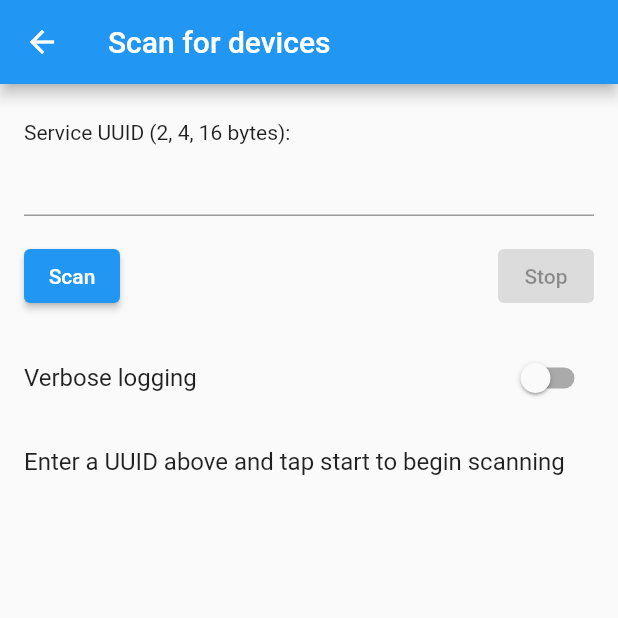
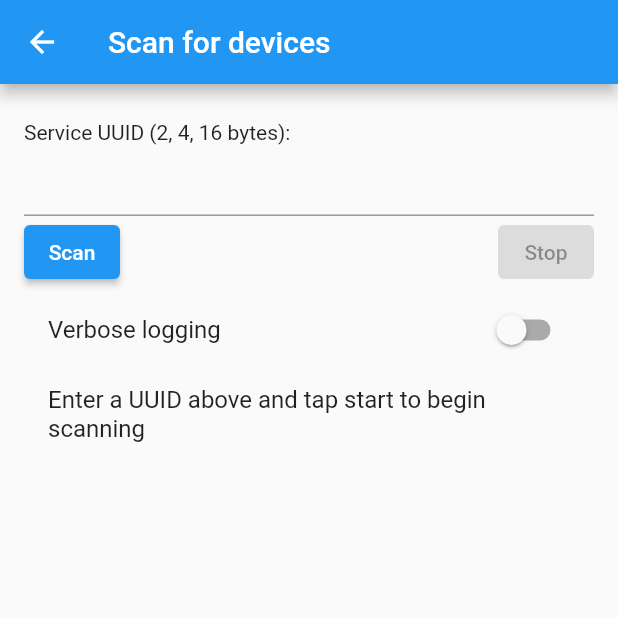
Before and after one commit to lz00qs/getx_reactive_ble_demo, a Flutter app: the BleDevPage screen opened directly, on a phone screen of 412 x 824 dp, the top half of it. Run offline on Flutter 3.47's test engine with Material 2 defaults, Android fonts, the phone set to English and light mode, and no system bars; our stand-ins replace get; missing offline and left inert: flutter_reactive_ble; statements that could not run were skipped.

Commit message:
[Modify] Change the page layout and sort the devices by RSSI

```diff
--- a/lib/ui/pages/ble_dev_page.dart
+++ b/lib/ui/pages/ble_dev_page.dart
@@ -31,6 +31,7 @@ class BleDevPageState extends State<BleDevPage> {
   void dispose() {
     widget.scanner.stopScan();
     _uuidController.dispose();
+
     super.dispose();
   }
 
@@ -57,6 +58,15 @@ class BleDevPageState extends State<BleDevPage> {
   @override
   Widget build(BuildContext context) {
     return Obx(() {
+      List<DiscoveredDevice> discoveredDevices = [];
+
+      for (var element
+          in widget.scanner.rxBleScannerState.value.discoveredDevices) {
+        discoveredDevices.add(element);
+      }
+
+      discoveredDevices.sort((left, right) => right.rssi.compareTo(left.rssi));
+
       return Scaffold(
         appBar: AppBar(
           title: const Text('Scan for devices'),
@@ -72,8 +82,8 @@ class BleDevPageState extends State<BleDevPage> {
                   const Text('Service UUID (2, 4, 16 bytes):'),
                   TextField(
                     controller: _uuidController,
-                    enabled: !(widget.scanner.rxBleScannerState.value
-                            .scanIsInProgress),
+                    enabled: !(widget
+                        .scanner.rxBleScannerState.value.scanIsInProgress),
                     decoration: InputDecoration(
                         errorText:
                             _uuidController.text.isEmpty || _isValidUuidInput()
@@ -81,7 +91,6 @@ class BleDevPageState extends State<BleDevPage> {
                                 : 'Invalid UUID format'),
                     autocorrect: false,
                   ),
-                  const SizedBox(height: 16),
                   Row(
                     mainAxisAlignment: MainAxisAlignment.spaceBetween,
                     children: [
@@ -102,20 +111,16 @@ class BleDevPageState extends State<BleDevPage> {
                       ),
                     ],
                   ),
-                ],
-              ),
-            ),
-            const SizedBox(height: 8),
-            Flexible(
-              child: ListView(
-                children: [
-                  SwitchListTile(
+                  SizedBox(
+                    child: SwitchListTile(
                       title: const Text("Verbose logging"),
                       value: widget.bleLogger.verboseLogging,
                       onChanged: (_) =>
                           setState(widget.bleLogger.toggleVerboseLogging),
                     ),
-                  ListTile(
+                  ),
+                  SizedBox(
+                    child: ListTile(
                       title: Text(
                         !(widget.scanner.rxBleScannerState.value
                                 .scanIsInProgress)
@@ -128,12 +133,19 @@ class BleDevPageState extends State<BleDevPage> {
                                       .discoveredDevices)
                                   .isNotEmpty)
                           ? Text(
-                            'count: ${(widget.scanner.rxBleScannerState.value.discoveredDevices).length}',
+                              'count: ${discoveredDevices.length}',
                             )
                           : null,
                     ),
-                  ...(widget.scanner.rxBleScannerState.value
-                              .discoveredDevices)
+                  ),
+                ],
+              ),
+            ),
+            const SizedBox(height: 8),
+            Flexible(
+              child: ListView(
+                children: [
+                  ...(discoveredDevices)
                       .map(
                         (device) => ListTile(
                           title: Text(device.name),
```
Lines whose indentation alone changed are shown as unchanged.
